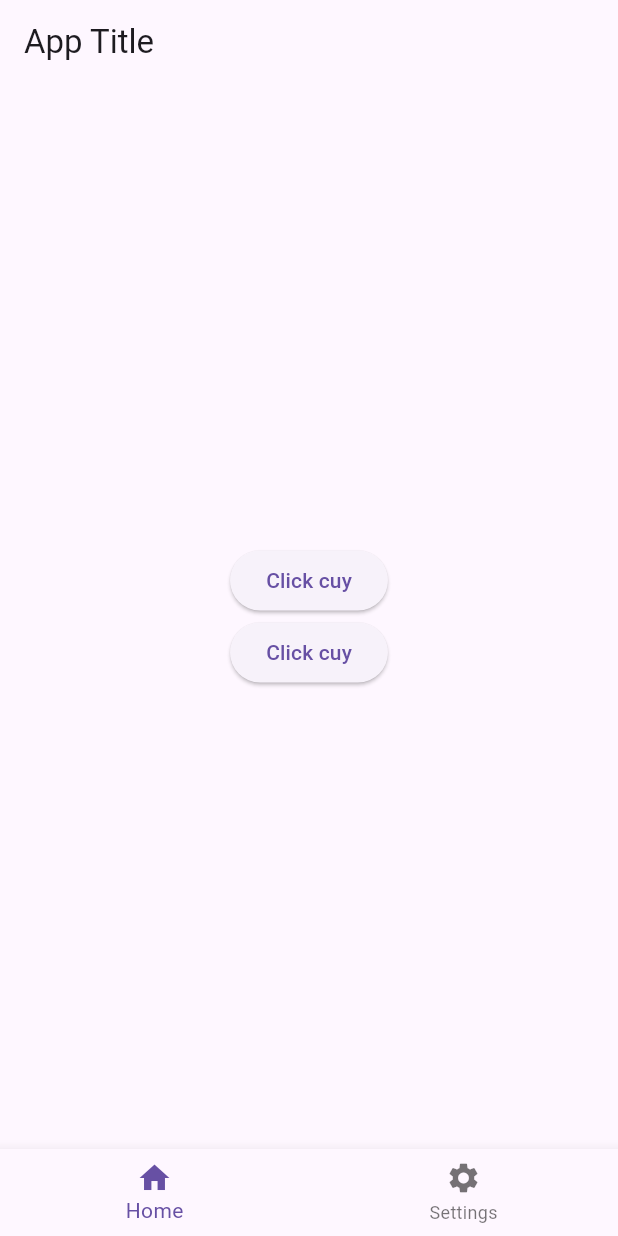
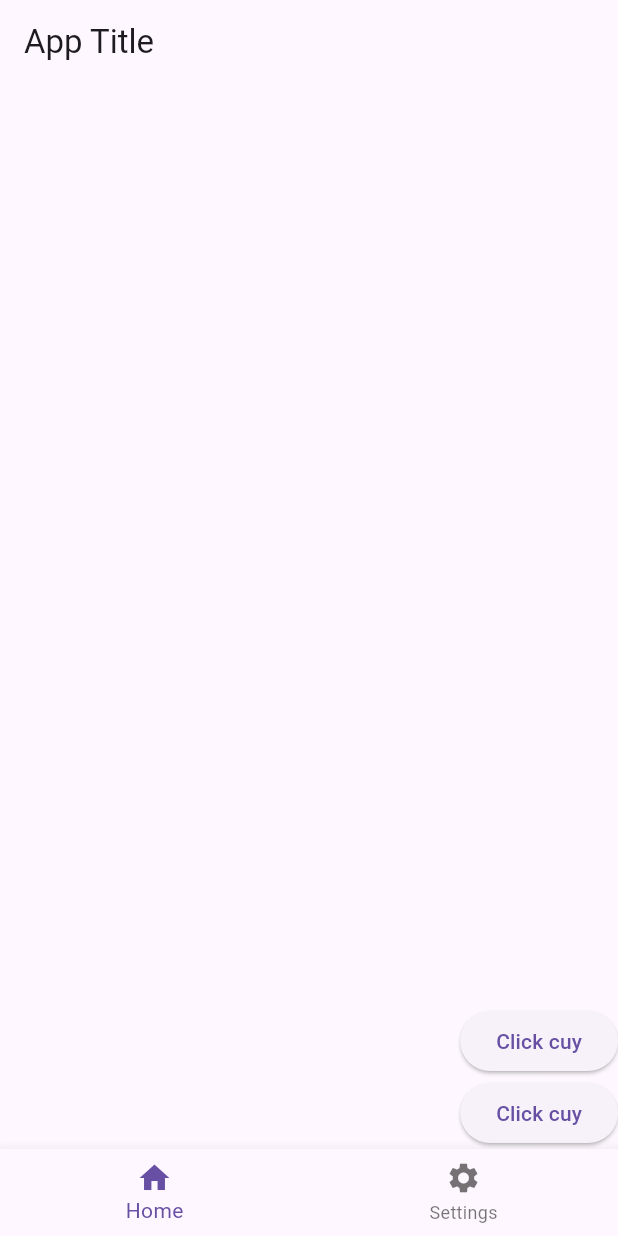
Before and after one commit to mesakhlolo/flutter_basic, a Flutter app: the screen it shows after launch, on a phone screen of 412 x 824 dp. Run offline on Flutter 3.47's test engine with Material 3 defaults, Android fonts, the phone set to English and light mode, and no system bars.

Commit message:
Sized Box

```diff
--- a/lib/main.dart
+++ b/lib/main.dart
@@ -24,9 +24,11 @@ class _MyAppState extends State<MyApp> {
           title: const Text('App Title'),
         ),
         body: Center(
+          child: SizedBox(
+            width: 799,
             child: Column(
-            mainAxisAlignment: MainAxisAlignment.center,
-            crossAxisAlignment: CrossAxisAlignment.center,
+              mainAxisAlignment: MainAxisAlignment.end,
+              crossAxisAlignment: CrossAxisAlignment.end,
               children: [
                 ElevatedButton(
                   onPressed: () {
@@ -45,6 +47,7 @@ class _MyAppState extends State<MyApp> {
                   child: Text(buttonName),
                 ),
               ],
+            ),
           ),
         ),
         bottomNavigationBar: BottomNavigationBar(
```
Lines whose indentation alone changed are shown as unchanged.
